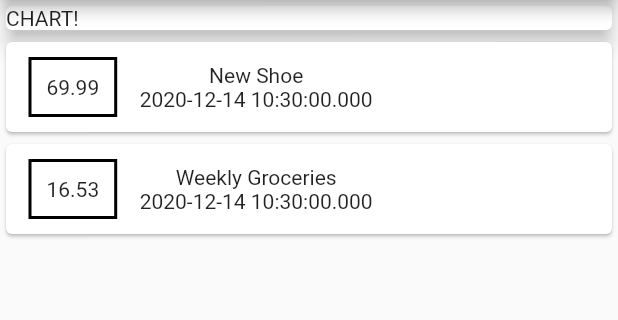
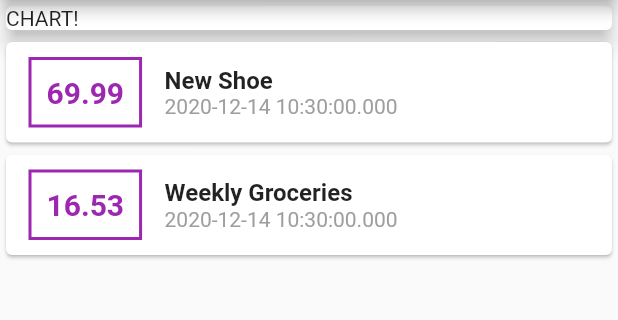
Before and after one commit to longdx304/expense_tracker, a Flutter app: the screen it shows after launch, on a phone screen of 412 x 824 dp, the part 84-404 px from its top. Run offline on Flutter 3.47's test engine with Material 2 defaults, Android fonts, the phone set to English and light mode, and no system bars.

Commit message:
styled text for transaction card

```diff
--- a/lib/main.dart
+++ b/lib/main.dart
@@ -60,16 +60,35 @@ class MyHomePage extends StatelessWidget {
                       ),
                       decoration: BoxDecoration(
                         border: Border.all(
-                          color: Colors.black,
+                          color: Colors.purple,
                           width: 2,
                         ),
                       ),
-                      child: Text(transaction.amount.toString()),
+                      child: Text(
+                        transaction.amount.toString(),
+                        style: TextStyle(
+                          color: Colors.purple,
+                          fontWeight: FontWeight.bold,
+                          fontSize: 20,
+                        ),
+                      ),
                     ),
                     Column(
+                      crossAxisAlignment: CrossAxisAlignment.start,
                       children: [
-                        Text(transaction.title),
-                        Text(transaction.date.toString()),
+                        Text(
+                          transaction.title,
+                          style: TextStyle(
+                            fontWeight: FontWeight.bold,
+                            fontSize: 16,
+                          ),
+                        ),
+                        Text(
+                          transaction.date.toString(),
+                          style: TextStyle(
+                            color: Colors.grey,
+                          ),
+                        ),
                       ],
                     ),
                   ],
```
